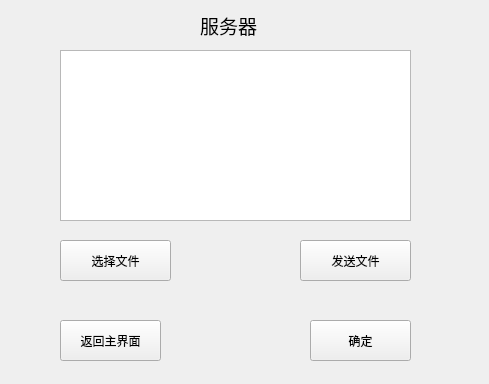
Old version of the form ui_func/funcwin_dataexport.ui in the repository Dirck-YHP/Proj_sensor_detect.
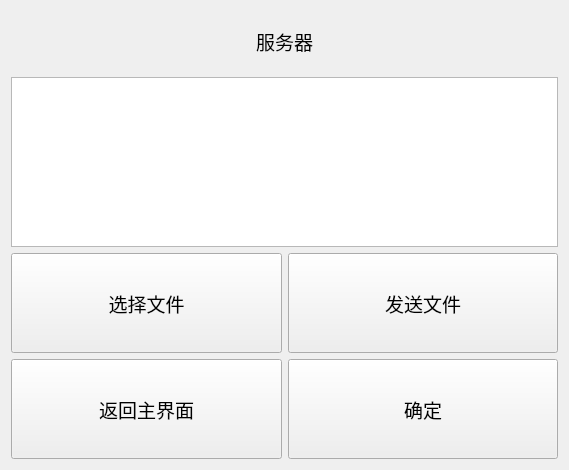
New version of the form.

Commit message: 初步美化界面

The edit to the form file:
```diff
--- a/ui_func/funcwin_dataexport.ui
+++ b/ui_func/funcwin_dataexport.ui
@@ -6,94 +6,135 @@
    <rect>
     <x>0</x>
     <y>0</y>
-    <width>489</width>
-    <height>384</height>
+    <width>569</width>
+    <height>470</height>
    </rect>
   </property>
   <property name="windowTitle">
    <string>数据导出</string>
   </property>
-  <widget class="QPushButton" name="btn_ok">
-   <property name="geometry">
-    <rect>
-     <x>310</x>
-     <y>320</y>
-     <width>101</width>
-     <height>41</height>
-    </rect>
-   </property>
-   <property name="text">
-    <string>确定</string>
-   </property>
-  </widget>
-  <widget class="QPushButton" name="btn_back_mainW">
-   <property name="geometry">
-    <rect>
-     <x>60</x>
-     <y>320</y>
-     <width>101</width>
-     <height>41</height>
-    </rect>
-   </property>
-   <property name="text">
-    <string>返回主界面</string>
-   </property>
-  </widget>
-  <widget class="QPushButton" name="btn_choose">
-   <property name="geometry">
-    <rect>
-     <x>60</x>
-     <y>240</y>
-     <width>111</width>
-     <height>41</height>
-    </rect>
-   </property>
-   <property name="text">
-    <string>选择文件</string>
-   </property>
-  </widget>
-  <widget class="QPushButton" name="btn_send">
-   <property name="geometry">
-    <rect>
-     <x>300</x>
-     <y>240</y>
-     <width>111</width>
-     <height>41</height>
-    </rect>
-   </property>
-   <property name="text">
-    <string>发送文件</string>
-   </property>
-  </widget>
-  <widget class="QLabel" name="label">
-   <property name="geometry">
-    <rect>
-     <x>200</x>
-     <y>10</y>
-     <width>141</width>
-     <height>31</height>
-    </rect>
-   </property>
-   <property name="font">
-    <font>
-     <family>楷体</family>
-     <pointsize>14</pointsize>
-    </font>
-   </property>
-   <property name="text">
-    <string>服务器</string>
-   </property>
-  </widget>
-  <widget class="QTextEdit" name="textE">
-   <property name="geometry">
-    <rect>
-     <x>60</x>
-     <y>50</y>
-     <width>351</width>
-     <height>171</height>
-    </rect>
-   </property>
-  </widget>
+  <layout class="QGridLayout" name="gridLayout">
+   <item row="0" column="0">
+    <layout class="QVBoxLayout" name="verticalLayout_2">
+     <item>
+      <layout class="QVBoxLayout" name="verticalLayout">
+       <item>
+        <widget class="QLabel" name="label">
+         <property name="minimumSize">
+          <size>
+           <width>200</width>
+           <height>60</height>
+          </size>
+         </property>
+         <property name="font">
+          <font>
+           <family>楷体</family>
+           <pointsize>14</pointsize>
+          </font>
+         </property>
+         <property name="text">
+          <string>服务器</string>
+         </property>
+         <property name="alignment">
+          <set>Qt::AlignCenter</set>
+         </property>
+        </widget>
+       </item>
+       <item>
+        <widget class="QTextEdit" name="textE">
+         <property name="minimumSize">
+          <size>
+           <width>0</width>
+           <height>100</height>
+          </size>
+         </property>
+        </widget>
+       </item>
+      </layout>
+     </item>
+     <item>
+      <layout class="QHBoxLayout" name="horizontalLayout">
+       <item>
+        <widget class="QPushButton" name="btn_choose">
+         <property name="minimumSize">
+          <size>
+           <width>200</width>
+           <height>100</height>
+          </size>
+         </property>
+         <property name="font">
+          <font>
+           <pointsize>14</pointsize>
+          </font>
+         </property>
+         <property name="text">
+          <string>选择文件</string>
+         </property>
+        </widget>
+       </item>
+       <item>
+        <widget class="QPushButton" name="btn_send">
+         <property name="minimumSize">
+          <size>
+           <width>200</width>
+           <height>100</height>
+          </size>
+         </property>
+         <property name="font">
+          <font>
+           <pointsize>14</pointsize>
+          </font>
+         </property>
+         <property name="text">
+          <string>发送文件</string>
+         </property>
+        </widget>
+       </item>
+      </layout>
+     </item>
+     <item>
+      <layout class="QHBoxLayout" name="horizontalLayout_2">
+       <item>
+        <widget class="QPushButton" name="btn_back_mainW">
+         <property name="minimumSize">
+          <size>
+           <width>200</width>
+           <height>100</height>
+          </size>
+         </property>
+         <property name="font">
+          <font>
+           <pointsize>14</pointsize>
+          </font>
+         </property>
+         <property name="text">
+          <string>返回主界面</string>
+         </property>
+        </widget>
+       </item>
+       <item>
+        <widget class="QPushButton" name="btn_ok">
+         <property name="minimumSize">
+          <size>
+           <width>200</width>
+           <height>100</height>
+          </size>
+         </property>
+         <property name="font">
+          <font>
+           <pointsize>14</pointsize>
+          </font>
+         </property>
+         <property name="text">
+          <string>确定</string>
+         </property>
+        </widget>
+       </item>
+      </layout>
+     </item>
+    </layout>
+   </item>
+  </layout>
  </widget>
  <resources/>
  <connections/>
```
The commit also changes 6 other files.
